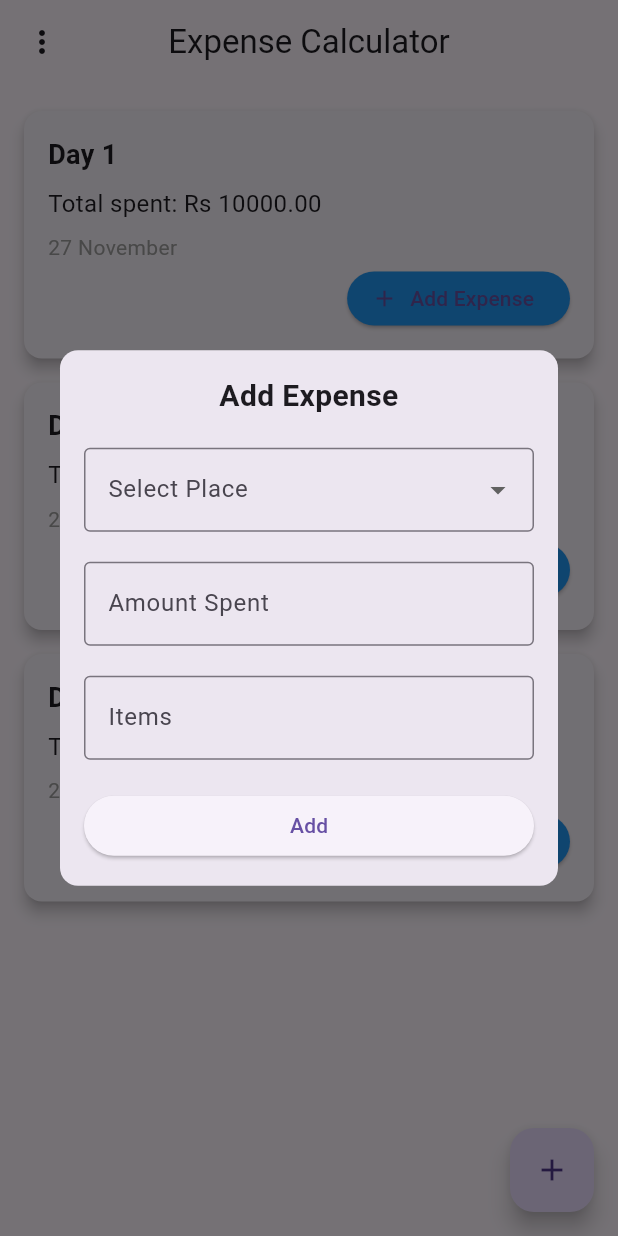
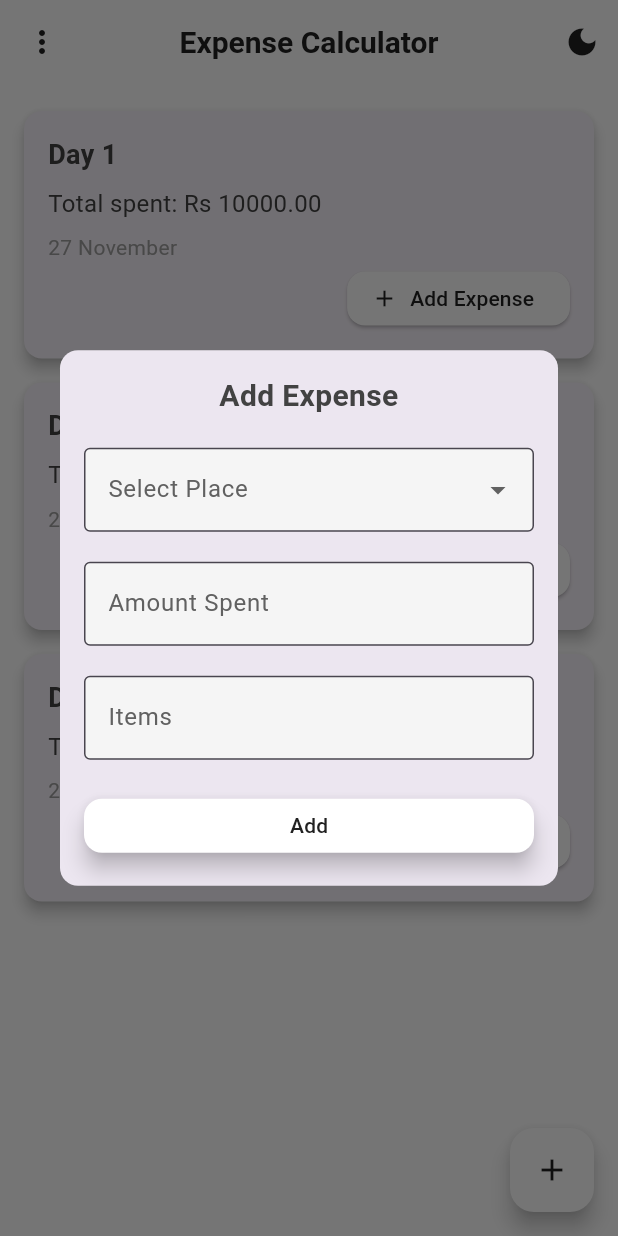
Before and after one commit to R4f4y04/bachat, a Flutter app: the screen it shows after launch, after a tap on "Add Expense", on a phone screen of 412 x 824 dp. Run offline on Flutter 3.47's test engine with Material 3 defaults, Android fonts, the phone set to English and light mode, and no system bars; drawn by our look-alikes of flutter_slidable.

Commit message:
added extensive theme data as well as added method to switch themes in home app bar action

```diff
--- a/lib/AddDayPage.dart
+++ b/lib/AddDayPage.dart
@@ -10,8 +10,8 @@ class _AddDayPageState extends State<AddDayPage> {
   final List<places> expenses = [];
   final TextEditingController amountController = TextEditingController();
   final TextEditingController customPlaceController = TextEditingController();
+  final TextEditingController itemscontroller = TextEditingController();
 
-  final TextEditingController itemscontroller = TextEditingController();
   String? selectedPlace;
 
   @override
@@ -111,6 +111,12 @@ class _AddDayPageState extends State<AddDayPage> {
             ),
             SizedBox(height: 16),
             ElevatedButton(
+              style: ElevatedButton.styleFrom(
+                elevation: 6,
+                backgroundColor: Theme.of(context).appBarTheme.backgroundColor,
+                foregroundColor: Theme.of(context).appBarTheme.foregroundColor,
+                minimumSize: Size(120, 36),
+              ),
               onPressed: addExpense,
               child: Text('Add Expense'),
             ),
@@ -150,6 +156,8 @@ class _AddDayPageState extends State<AddDayPage> {
         ),
       ),
       floatingActionButton: FloatingActionButton.extended(
+        backgroundColor: Theme.of(context).appBarTheme.backgroundColor,
+        foregroundColor: Theme.of(context).appBarTheme.foregroundColor,
         onPressed: () {
           if (expenses.isNotEmpty) {
             // Create a new dayexpense object and pass it back
--- a/lib/addExpenseDialog.dart
+++ b/lib/addExpenseDialog.dart
@@ -98,6 +98,12 @@ class _AddExpenseDialogState extends State<AddExpenseDialog> {
             ),
             SizedBox(height: 20),
             ElevatedButton(
+              style: ElevatedButton.styleFrom(
+                elevation: 6,
+                backgroundColor: Theme.of(context).appBarTheme.backgroundColor,
+                foregroundColor: Theme.of(context).appBarTheme.foregroundColor,
+                minimumSize: Size(120, 36),
+              ),
               onPressed: () {
                 final place = selectedPlace == 'Other'
                     ? customPlaceController.text
--- a/lib/data.dart
+++ b/lib/data.dart
@@ -1,4 +1,5 @@
 import 'package:intl/intl.dart';
+import 'package:flutter/material.dart';
 
 final List<String> options = [
   'Raju',
@@ -68,3 +69,118 @@ List<dayexpense> data = [
     [places(name: "ayan", spent: 800), places(name: "Hot n Spicy", spent: 900)],
   )
 ];
+
+class ThemeManager with ChangeNotifier {
+  bool _isDarkTheme = false;
+
+  bool get isDarkTheme => _isDarkTheme;
+
+  ThemeData get currentTheme => _isDarkTheme ? darkTheme : lightTheme;
+
+  void toggleTheme() {
+    _isDarkTheme = !_isDarkTheme;
+    notifyListeners();
+  }
+}
+
+final lightTheme = ThemeData(
+  brightness: Brightness.light,
+  primaryColor: Colors.white,
+  scaffoldBackgroundColor: Colors.white,
+  cardColor: Colors.grey[100],
+  iconTheme: IconThemeData(color: Colors.grey[800]),
+  appBarTheme: AppBarTheme(
+    backgroundColor: Colors.white,
+    foregroundColor: Colors.grey[900],
+    elevation: 0,
+    centerTitle: true,
+    titleTextStyle: TextStyle(
+      color: Colors.grey[900],
+      fontSize: 20,
+      fontWeight: FontWeight.bold,
+    ),
+  ),
+  textTheme: TextTheme(
+    bodyLarge: TextStyle(color: Colors.grey[900]),
+    bodyMedium: TextStyle(color: Colors.grey[800]),
+    titleLarge: TextStyle(
+      color: Colors.grey[900],
+      fontSize: 18,
+      fontWeight: FontWeight.w600,
+    ),
+  ),
+  inputDecorationTheme: InputDecorationTheme(
+    border: OutlineInputBorder(
+      borderSide: BorderSide(color: Colors.grey[300]!),
+      borderRadius: BorderRadius.circular(12),
+    ),
+    focusedBorder: OutlineInputBorder(
+      borderSide: BorderSide(color: Colors.blue),
+      borderRadius: BorderRadius.circular(12),
+    ),
+    filled: true,
+    fillColor: Colors.grey[100],
+    labelStyle: TextStyle(color: Colors.grey[700]),
+  ),
+  elevatedButtonTheme: ElevatedButtonThemeData(
+    style: ElevatedButton.styleFrom(
+      backgroundColor: Colors.blue,
+      foregroundColor: Colors.white,
+      shape: RoundedRectangleBorder(
+        borderRadius: BorderRadius.circular(12),
+      ),
+    ),
+  ),
+  dividerColor: Colors.grey[300],
+);
+
+final darkTheme = ThemeData(
+  brightness: Brightness.dark,
+  primaryColor: Colors.black,
+  scaffoldBackgroundColor: Color(0xFF121212),
+  cardColor: Color(0xFF1E1E1E),
+  iconTheme: IconThemeData(color: Colors.grey[400]),
+  appBarTheme: AppBarTheme(
+    backgroundColor: Color(0xFF121212),
+    foregroundColor: Colors.grey[200],
+    elevation: 0,
+    centerTitle: true,
+    titleTextStyle: TextStyle(
+      color: Colors.grey[200],
+      fontSize: 20,
+      fontWeight: FontWeight.bold,
+    ),
+  ),
+  textTheme: TextTheme(
+    bodyLarge: TextStyle(color: Colors.grey[300]),
+    bodyMedium: TextStyle(color: Colors.grey[400]),
+    titleLarge: TextStyle(
+      color: Colors.grey[200],
+      fontSize: 18,
+      fontWeight: FontWeight.w600,
+    ),
+  ),
+  inputDecorationTheme: InputDecorationTheme(
+    border: OutlineInputBorder(
+      borderSide: BorderSide(color: Colors.grey[700]!),
+      borderRadius: BorderRadius.circular(12),
+    ),
+    focusedBorder: OutlineInputBorder(
+      borderSide: BorderSide(color: Colors.deepPurpleAccent),
+      borderRadius: BorderRadius.circular(12),
+    ),
+    filled: true,
+    fillColor: Color(0xFF1E1E1E),
+    labelStyle: TextStyle(color: Colors.grey[500]),
+  ),
+  elevatedButtonTheme: ElevatedButtonThemeData(
+    style: ElevatedButton.styleFrom(
+      backgroundColor: Colors.deepPurpleAccent,
+      foregroundColor: Colors.white,
+      shape: RoundedRectangleBorder(
+        borderRadius: BorderRadius.circular(12),
+      ),
+    ),
+  ),
+  dividerColor: Colors.grey[800],
+);
--- a/lib/home.dart
+++ b/lib/home.dart
@@ -2,6 +2,7 @@ import 'package:flutter/material.dart';
 import 'package:giki_expense/AddDayPage.dart';
 import 'package:giki_expense/addExpenseDialog.dart';
 import 'package:flutter_slidable/flutter_slidable.dart';
+import 'package:provider/provider.dart';
 import 'data.dart';
 
 class Home extends StatefulWidget {
@@ -15,8 +16,10 @@ class _HomeState extends State<Home> {
     data[index].hotels.clear();
     ScaffoldMessenger.of(context).showSnackBar(
       SnackBar(
-        content: Text('Day ${index + 1} deleted.'),
-        duration: Durations.short4,
+        content: Text(
+          'Day ${index + 1} Deleted.',
+        ),
+        duration: Duration(seconds: 2),
       ),
     );
   }
@@ -24,7 +27,6 @@ class _HomeState extends State<Home> {
   @override
   void initState() {
     super.initState();
-
     for (var day in data) {
       day.expanded = false;
     }
@@ -32,13 +34,25 @@ class _HomeState extends State<Home> {
 
   @override
   Widget build(BuildContext context) {
+    final themeManager = Provider.of<ThemeManager>(context);
     return Scaffold(
       appBar: AppBar(
+        actions: [
+          // Toggle Theme IconButton
+          IconButton(
+            icon: Icon(
+                themeManager.isDarkTheme ? Icons.light_mode : Icons.dark_mode),
+            onPressed: () {
+              themeManager.toggleTheme();
+            },
+          ),
+        ],
         leading: PopupMenuButton(
+          color: Theme.of(context).appBarTheme.backgroundColor,
           itemBuilder: (context) {
             return [
-              PopupMenuItem(child: Text("save month")),
-              PopupMenuItem(child: Text("Expenditure History"))
+              PopupMenuItem(child: Text("Save Month")),
+              PopupMenuItem(child: Text("Expenditure History")),
             ];
           },
           onSelected: (value) {},
@@ -65,7 +79,9 @@ class _HomeState extends State<Home> {
                       // Handle edit action
                     },
                     icon: Icons.edit,
-                    foregroundColor: Colors.black,
+                    backgroundColor: Colors.transparent,
+                    foregroundColor:
+                        Theme.of(context).appBarTheme.foregroundColor,
                     borderRadius: BorderRadius.circular(12),
                   ),
                   SlidableAction(
@@ -75,7 +91,9 @@ class _HomeState extends State<Home> {
                       });
                     },
                     icon: Icons.delete,
-                    foregroundColor: Colors.black,
+                    backgroundColor: Colors.transparent,
+                    foregroundColor:
+                        Theme.of(context).appBarTheme.foregroundColor,
                     borderRadius: BorderRadius.circular(12),
                   ),
                 ],
@@ -195,7 +213,10 @@ class _HomeState extends State<Home> {
                             icon: Icon(Icons.add),
                             label: Text('Add Expense'),
                             style: ElevatedButton.styleFrom(
-                              backgroundColor: Colors.blue,
+                              backgroundColor:
+                                  Theme.of(context).appBarTheme.backgroundColor,
+                              foregroundColor:
+                                  Theme.of(context).appBarTheme.foregroundColor,
                               minimumSize: Size(120, 36),
                             ),
                           ),
@@ -210,6 +231,8 @@ class _HomeState extends State<Home> {
         },
       ),
       floatingActionButton: FloatingActionButton(
+        backgroundColor: Theme.of(context).appBarTheme.backgroundColor,
+        foregroundColor: Theme.of(context).appBarTheme.foregroundColor,
         onPressed: () {
           // Navigate to the AddDayPage
           Navigator.push(
--- a/lib/main.dart
+++ b/lib/main.dart
@@ -1,8 +1,24 @@
 import 'package:flutter/material.dart';
-import 'package:giki_expense/home.dart';
+import 'package:provider/provider.dart';
+import 'data.dart';
+import 'home.dart';
 
 void main() {
-  runApp(MaterialApp(
-    home: Home(),
-  ));
+  runApp(
+    ChangeNotifierProvider(
+      create: (_) => ThemeManager(),
+      child: ExpenseApp(),
+    ),
+  );
 }
+
+class ExpenseApp extends StatelessWidget {
+  @override
+  Widget build(BuildContext context) {
+    final themeManager = Provider.of<ThemeManager>(context);
+    return MaterialApp(
+      theme: themeManager.currentTheme,
+      home: Home(),
+    );
+  }
+}
--- a/pubspec.yaml
+++ b/pubspec.yaml
@@ -31,6 +31,8 @@ dependencies:
   flutter:
     sdk: flutter
   intl: ^0.20.0
+  provider: ^6.0.5
+
 
 
   # The following adds the Cupertino Icons font to your application.
```
Also changed, not shown: pubspec.lock.
